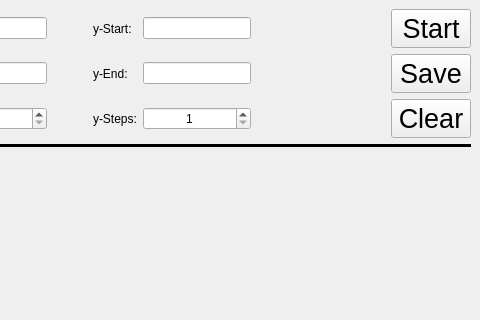
First picture: the form in PlotWindow.ui, repository OdysseusLSe/qtCalc, before the edit; both pictures show x 120 to 600 and y 0 to 320 of the 600 by 600 pixel window.
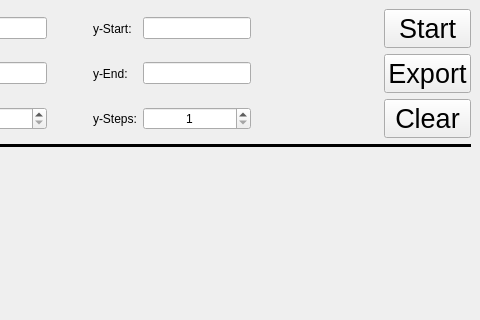
Second picture: the form after the edit.

Commit message: Rename save button to export and update related functionality in PlotWindow; enhance UI consistency

Diff of the .ui file:
```diff
--- a/PlotWindow.ui
+++ b/PlotWindow.ui
@@ -212,7 +212,7 @@
            </font>
           </property>
           <property name="text">
-           <string>Save</string>
+           <string>Export</string>
           </property>
          </widget>
         </item>
```
Left out of the diff: 4 changed lines with no effect on the pictures. The commit also changes 2 other files.
